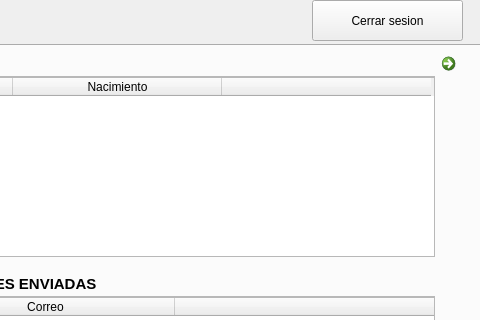
Old version of the form Fase2/main/usuarios.ui in the repository Kevin-alvarez1/PROYECTO_MULTIFASES_RED_SOCIAL; both pictures show x 658 to 1138 and y 0 to 320 of the 1138 by 557 pixel window.
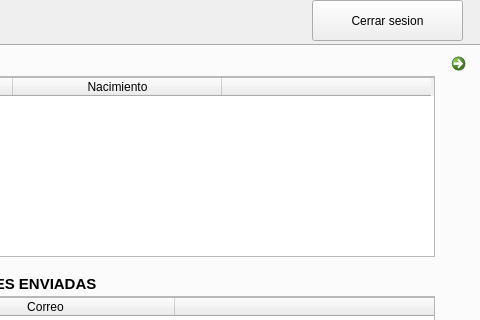
New version of the form. Icons and pictures are not drawn.

Patch:
```diff
--- a/Fase2/main/usuarios.ui
+++ b/Fase2/main/usuarios.ui
@@ -708,7 +708,7 @@
     <widget class="QCommandLinkButton" name="commandLinkButton">
      <property name="geometry">
       <rect>
-       <x>1090</x>
+       <x>1100</x>
        <y>0</y>
        <width>31</width>
        <height>41</height>
```
Left out of the diff: 6 changed lines with no effect on the pictures.
